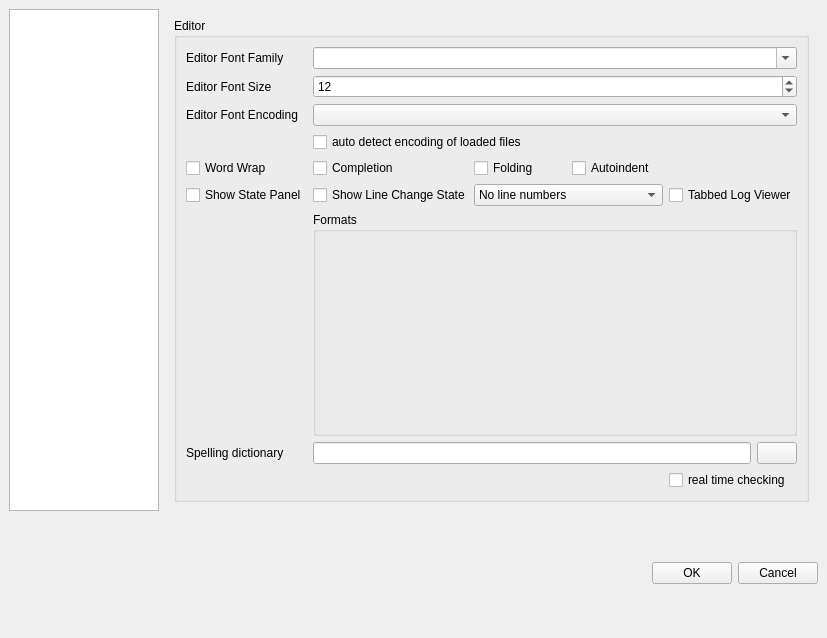
Old version of the form configdialog.ui in the repository svn2github/texstudio-trunk.
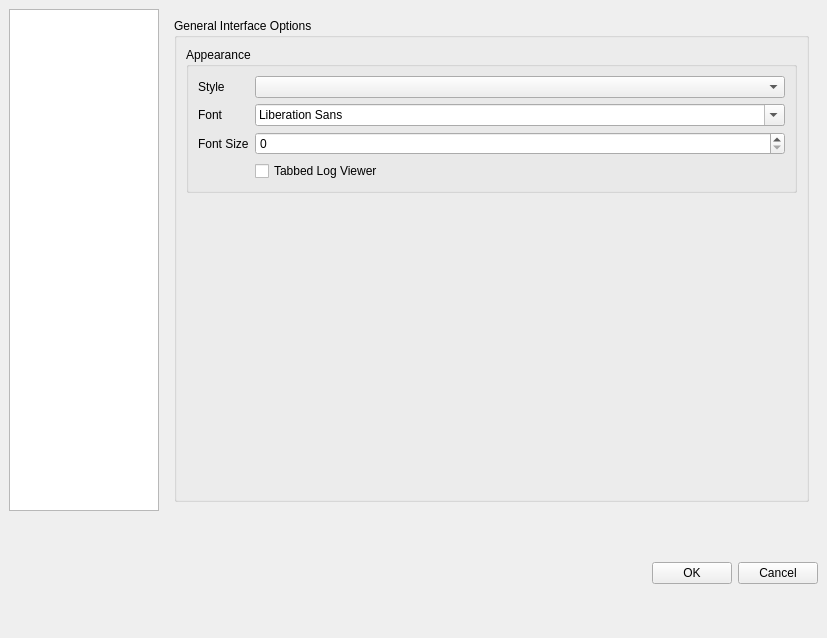
New version of the form. Icons and pictures are not drawn.

Commit message: moved config (interface: font, tabbing) around

```diff
--- a/configdialog.ui
+++ b/configdialog.ui
@@ -35,8 +35,80 @@
       </size>
      </property>
      <property name="currentIndex">
-      <number>3</number>
+      <number>0</number>
      </property>
+     <widget class="QWidget" name="page_2">
+      <layout class="QHBoxLayout" name="horizontalLayout_2">
+       <item>
+        <widget class="QGroupBox" name="groupBox_5">
+         <property name="title">
+          <string>General Interface Options</string>
+         </property>
+         <layout class="QVBoxLayout" name="verticalLayout_2">
+          <item>
+           <widget class="QGroupBox" name="groupBox_6">
+            <property name="title">
+             <string>Appearance</string>
+            </property>
+            <layout class="QFormLayout" name="formLayout">
+             <item row="0" column="0">
+              <widget class="QLabel" name="label_3">
+               <property name="text">
+                <string>Style</string>
+               </property>
+              </widget>
+             </item>
+             <item row="0" column="1">
+              <widget class="QComboBox" name="comboBoxInterfaceStyle"/>
+             </item>
+             <item row="1" column="0">
+              <widget class="QLabel" name="label_5">
+               <property name="text">
+                <string>Font</string>
+               </property>
+              </widget>
+             </item>
+             <item row="1" column="1">
+              <widget class="QFontComboBox" name="comboBoxInterfaceFont"/>
+             </item>
+             <item row="2" column="0">
+              <widget class="QLabel" name="label_7">
+               <property name="text">
+                <string>Font Size</string>
+               </property>
+              </widget>
+             </item>
+             <item row="2" column="1">
+              <widget class="QSpinBox" name="spinBoxInterfaceFontSize"/>
+             </item>
+             <item row="3" column="1">
+              <widget class="QCheckBox" name="checkBoxTabbedLogView">
+               <property name="text">
+                <string>Tabbed Log Viewer</string>
+               </property>
+              </widget>
+             </item>
+            </layout>
+           </widget>
+          </item>
+          <item>
+           <spacer name="verticalSpacer">
+            <property name="orientation">
+             <enum>Qt::Vertical</enum>
+            </property>
+            <property name="sizeHint" stdset="0">
+             <size>
+              <width>20</width>
+              <height>247</height>
+             </size>
+            </property>
+           </spacer>
+          </item>
+         </layout>
+        </widget>
+       </item>
+      </layout>
+     </widget>
      <widget class="QWidget" name="pt">
       <layout class="QVBoxLayout">
        <property name="spacing">
@@ -817,13 +889,6 @@
             </property>
            </widget>
           </item>
-          <item row="5" column="4">
-           <widget class="QCheckBox" name="checkBoxTabbedLogView">
-            <property name="text">
-             <string>Tabbed Log Viewer</string>
-            </property>
-           </widget>
-          </item>
          </layout>
         </widget>
        </item>
```
The commit also changes 14 other files.
